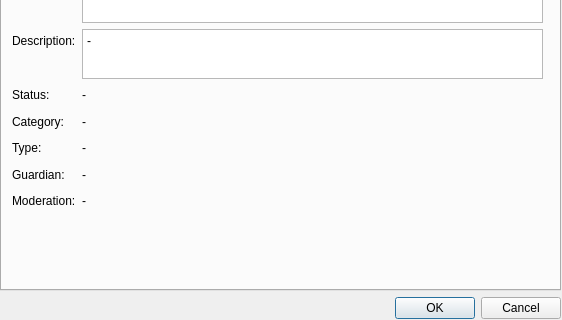
gitter-badger/simplechatclient, file ui/channel_settings.ui: the form before one commit; both pictures show x 0 to 562 and y 142 to 462 of the 562 by 462 pixel window.
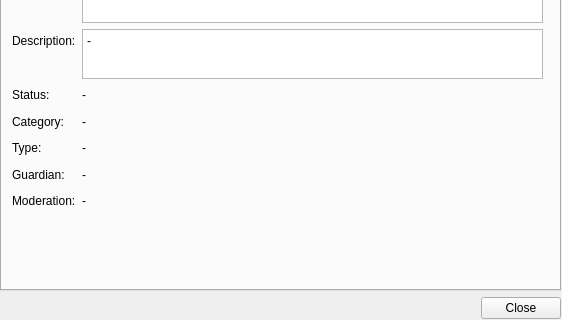
The form after the commit. Icons and pictures are not drawn.

Diff of the .ui file:
```diff
--- a/ui/channel_settings.ui
+++ b/ui/channel_settings.ui
@@ -1296,7 +1296,7 @@
     <item>
      <widget class="QDialogButtonBox" name="buttonBox">
       <property name="standardButtons">
-       <set>QDialogButtonBox::Cancel|QDialogButtonBox::Ok</set>
+       <set>QDialogButtonBox::Close</set>
       </property>
      </widget>
     </item>
```
